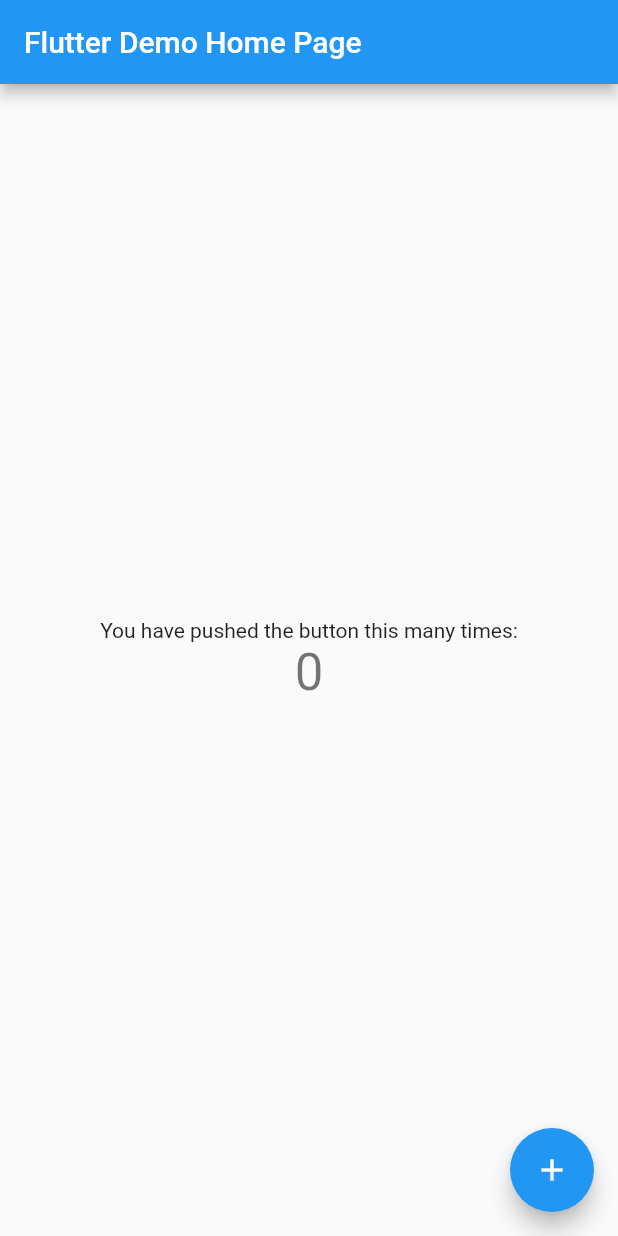
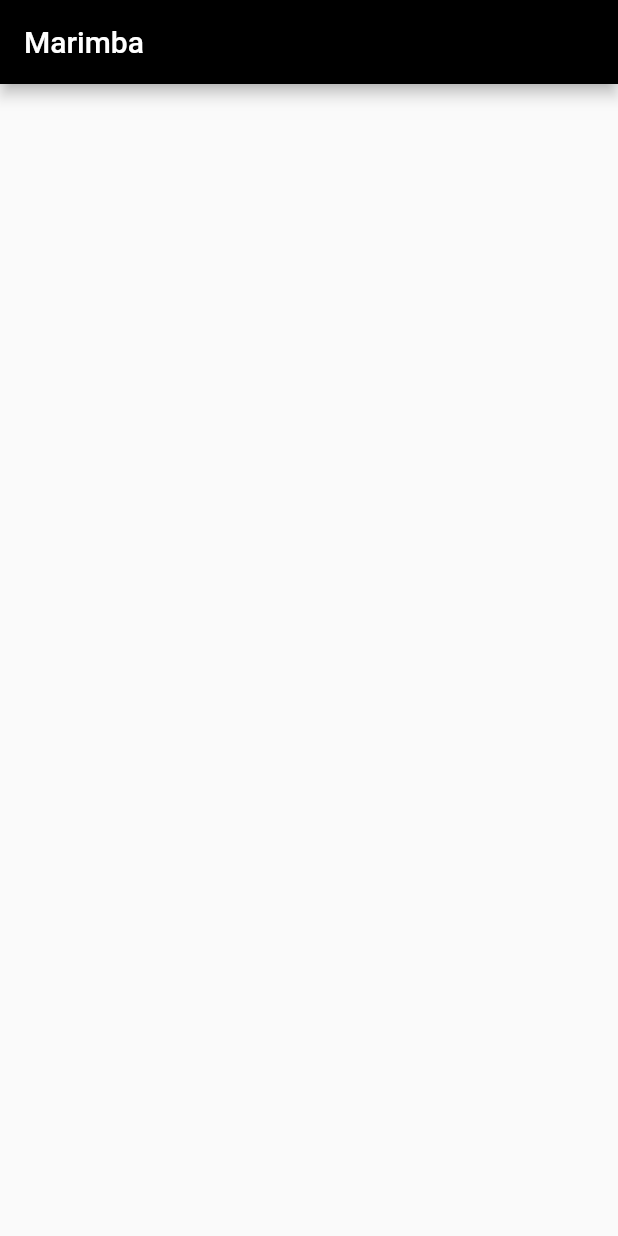
Before and after one commit to Nyandago/marimba, a Flutter app: the screen it shows after launch, on a phone screen of 412 x 824 dp. Run offline on Flutter 3.47's test engine with Material 2 defaults, Android fonts, the phone set to English and light mode, and no system bars.

Commit message:
Update main.dart

```diff
--- a/lib/main.dart
+++ b/lib/main.dart
@@ -11,105 +11,28 @@
   @override
   Widget build(BuildContext context) {
     return MaterialApp(
-      title: 'Flutter Demo',
-      theme: ThemeData(
-        // This is the theme of your application.
-        //
-        // Try running your application with "flutter run". You'll see the
-        // application has a blue toolbar. Then, without quitting the app, try
-        // changing the primarySwatch below to Colors.green and then invoke
-        // "hot reload" (press "r" in the console where you ran "flutter run",
-        // or simply save your changes to "hot reload" in a Flutter IDE).
-        // Notice that the counter didn't reset back to zero; the application
-        // is not restarted.
-        primarySwatch: Colors.blue,
+      debugShowCheckedModeBanner: false,
+      home: Scaffold(
+        appBar: AppBar(
+          title: Text('Marimba'),
+          backgroundColor: Colors.black,
+        ),
+       body: Marimba(),
       ),
-      home: const MyHomePage(title: 'Flutter Demo Home Page'),
     );
   }
 }
 
-class MyHomePage extends StatefulWidget {
-  const MyHomePage({Key? key, required this.title}) : super(key: key);
-
-  // This widget is the home page of your application. It is stateful, meaning
-  // that it has a State object (defined below) that contains fields that affect
-  // how it looks.
-
-  // This class is the configuration for the state. It holds the values (in this
-  // case the title) provided by the parent (in this case the App widget) and
-  // used by the build method of the State. Fields in a Widget subclass are
-  // always marked "final".
-
-  final String title;
+class Marimba extends StatefulWidget {
+  const Marimba({Key? key}) : super(key: key);
 
   @override
-  State<MyHomePage> createState() => _MyHomePageState();
+  _MarimbaState createState() => _MarimbaState();
 }
 
-class _MyHomePageState extends State<MyHomePage> {
-  int _counter = 0;
-
-  void _incrementCounter() {
-    setState(() {
-      // This call to setState tells the Flutter framework that something has
-      // changed in this State, which causes it to rerun the build method below
-      // so that the display can reflect the updated values. If we changed
-      // _counter without calling setState(), then the build method would not be
-      // called again, and so nothing would appear to happen.
-      _counter++;
-    });
-  }
-
+class _MarimbaState extends State<Marimba> {
   @override
   Widget build(BuildContext context) {
-    // This method is rerun every time setState is called, for instance as done
-    // by the _incrementCounter method above.
-    //
-    // The Flutter framework has been optimized to make rerunning build methods
-    // fast, so that you can just rebuild anything that needs updating rather
-    // than having to individually change instances of widgets.
-    return Scaffold(
-      appBar: AppBar(
-        // Here we take the value from the MyHomePage object that was created by
-        // the App.build method, and use it to set our appbar title.
-        title: Text(widget.title),
-      ),
-      body: Center(
-        // Center is a layout widget. It takes a single child and positions it
-        // in the middle of the parent.
-        child: Column(
-          // Column is also a layout widget. It takes a list of children and
-          // arranges them vertically. By default, it sizes itself to fit its
-          // children horizontally, and tries to be as tall as its parent.
-          //
-          // Invoke "debug painting" (press "p" in the console, choose the
-          // "Toggle Debug Paint" action from the Flutter Inspector in Android
-          // Studio, or the "Toggle Debug Paint" command in Visual Studio Code)
-          // to see the wireframe for each widget.
-          //
-          // Column has various properties to control how it sizes itself and
-          // how it positions its children. Here we use mainAxisAlignment to
-          // center the children vertically; the main axis here is the vertical
-          // axis because Columns are vertical (the cross axis would be
-          // horizontal).
-          mainAxisAlignment: MainAxisAlignment.center,
-          children: <Widget>[
-            const Text(
-              'You have pushed the button this many times:',
-            ),
-            Text(
-              '$_counter',
-              style: Theme.of(context).textTheme.headline4,
-            ),
-          ],
-        ),
-      ),
-      floatingActionButton: FloatingActionButton(
-        onPressed: _incrementCounter,
-        tooltip: 'Increment',
-        child: const Icon(Icons.add),
-      ), // This trailing comma makes auto-formatting nicer for build methods.
-    );
+    return Container();
   }
 }
```
